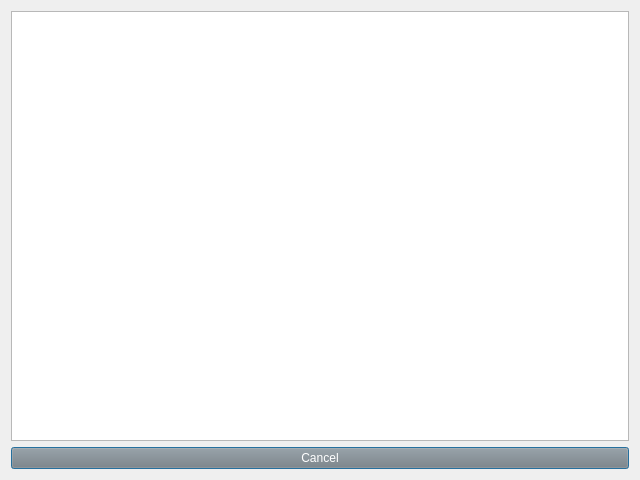
Qt form customqueryresult.ui (TiReks33/adb-explorer) before a commit.
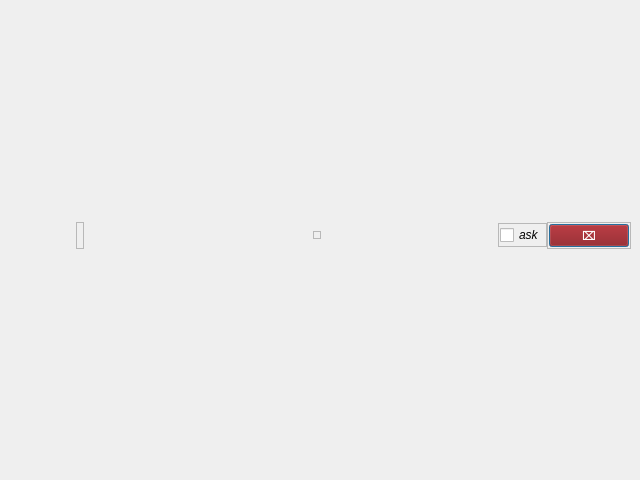
The same form after that commit.

What changed in the file:
```diff
--- a/customqueryresult.ui
+++ b/customqueryresult.ui
@@ -14,18 +14,280 @@
    <string>Query result</string>
   </property>
   <layout class="QVBoxLayout" name="verticalLayout">
+   <property name="spacing">
+    <number>3</number>
+   </property>
+   <property name="leftMargin">
+    <number>3</number>
+   </property>
+   <property name="topMargin">
+    <number>3</number>
+   </property>
+   <property name="rightMargin">
+    <number>3</number>
+   </property>
    <item>
-    <widget class="QTableView" name="tableView"/>
-   </item>
-   <item>
-    <widget class="QPushButton" name="Cancel_button">
-     <property name="styleSheet">
-      <string notr="true">background: gray; color: white;</string>
-     </property>
-     <property name="text">
-      <string>Cancel</string>
-     </property>
-    </widget>
+    <layout class="QGridLayout" name="gridLayout">
+     <item row="0" column="8">
+      <layout class="QHBoxLayout" name="horizontalLayout">
+       <property name="spacing">
+        <number>0</number>
+       </property>
+       <property name="leftMargin">
+        <number>0</number>
+       </property>
+       <property name="topMargin">
+        <number>0</number>
+       </property>
+       <property name="rightMargin">
+        <number>0</number>
+       </property>
+       <property name="bottomMargin">
+        <number>0</number>
+       </property>
+       <item>
+        <spacer name="horizontalSpacer_4">
+         <property name="orientation">
+          <enum>Qt::Horizontal</enum>
+         </property>
+         <property name="sizeHint" stdset="0">
+          <size>
+           <width>20</width>
+           <height>20</height>
+          </size>
+         </property>
+        </spacer>
+       </item>
+       <item>
+        <widget class="QFrame" name="closeMsgFrame">
+         <property name="sizePolicy">
+          <sizepolicy hsizetype="Fixed" vsizetype="Fixed">
+           <horstretch>0</horstretch>
+           <verstretch>0</verstretch>
+          </sizepolicy>
+         </property>
+         <property name="frameShape">
+          <enum>QFrame::StyledPanel</enum>
+         </property>
+         <property name="frameShadow">
+          <enum>QFrame::Sunken</enum>
+         </property>
+         <layout class="QVBoxLayout" name="closeMsgLayout">
+          <property name="spacing">
+           <number>0</number>
+          </property>
+          <property name="leftMargin">
+           <number>1</number>
+          </property>
+          <property name="topMargin">
+           <number>1</number>
+          </property>
+          <property name="rightMargin">
+           <number>1</number>
+          </property>
+          <property name="bottomMargin">
+           <number>1</number>
+          </property>
+          <item>
+           <widget class="QCheckBox" name="closeMessageCheckBox">
+            <property name="font">
+             <font>
+              <italic>true</italic>
+              <underline>false</underline>
+             </font>
+            </property>
+            <property name="text">
+             <string>ask</string>
+            </property>
+           </widget>
+          </item>
+         </layout>
+        </widget>
+       </item>
+       <item>
+        <layout class="QHBoxLayout" name="closeLay">
+         <property name="spacing">
+          <number>0</number>
+         </property>
+         <property name="rightMargin">
+          <number>6</number>
+         </property>
+         <item>
+          <widget class="QFrame" name="cancelVerticalSubFrame">
+           <property name="frameShape">
+            <enum>QFrame::StyledPanel</enum>
+           </property>
+           <property name="frameShadow">
+            <enum>QFrame::Raised</enum>
+           </property>
+           <layout class="QVBoxLayout" name="cancelVerticalSubLayout">
+            <property name="spacing">
+             <number>0</number>
+            </property>
+            <property name="leftMargin">
+             <number>1</number>
+            </property>
+            <property name="topMargin">
+             <number>1</number>
+            </property>
+            <property name="rightMargin">
+             <number>1</number>
+            </property>
+            <property name="bottomMargin">
+             <number>1</number>
+            </property>
+            <item>
+             <widget class="QPushButton" name="Cancel_button">
+              <property name="sizePolicy">
+               <sizepolicy hsizetype="Preferred" vsizetype="Fixed">
+                <horstretch>0</horstretch>
+                <verstretch>0</verstretch>
+               </sizepolicy>
+              </property>
+              <property name="font">
+               <font>
+                <weight>75</weight>
+                <bold>true</bold>
+               </font>
+              </property>
+              <property name="styleSheet">
+               <string notr="true">background: darkred; color: white;</string>
+              </property>
+              <property name="text">
+               <string>⌧</string>
+              </property>
+             </widget>
+            </item>
+           </layout>
+          </widget>
+         </item>
+        </layout>
+       </item>
+      </layout>
+     </item>
+     <item row="0" column="7">
+      <spacer name="horizontalSpacer">
+       <property name="orientation">
+        <enum>Qt::Horizontal</enum>
+       </property>
+       <property name="sizeType">
+        <enum>QSizePolicy::Expanding</enum>
+       </property>
+       <property name="sizeHint" stdset="0">
+        <size>
+         <width>20</width>
+         <height>20</height>
+        </size>
+       </property>
+      </spacer>
+     </item>
+     <item row="0" column="5">
+      <spacer name="horizontalSpacer_2">
+       <property name="orientation">
+        <enum>Qt::Horizontal</enum>
+       </property>
+       <property name="sizeHint" stdset="0">
+        <size>
+         <width>60</width>
+         <height>20</height>
+        </size>
+       </property>
+      </spacer>
+     </item>
+     <item row="0" column="6">
+      <widget class="QFrame" name="frame">
+       <property name="sizePolicy">
+        <sizepolicy hsizetype="Preferred" vsizetype="Fixed">
+         <horstretch>0</horstretch>
+         <verstretch>0</verstretch>
+        </sizepolicy>
+       </property>
+       <property name="frameShape">
+        <enum>QFrame::StyledPanel</enum>
+       </property>
+       <property name="frameShadow">
+        <enum>QFrame::Raised</enum>
+       </property>
+       <layout class="QHBoxLayout" name="rescaleLayout">
+        <property name="spacing">
+         <number>6</number>
+        </property>
+        <property name="leftMargin">
+         <number>3</number>
+        </property>
+        <property name="topMargin">
+         <number>3</number>
+        </property>
+        <property name="rightMargin">
+         <number>3</number>
+        </property>
+        <property name="bottomMargin">
+         <number>3</number>
+        </property>
+       </layout>
+      </widget>
+     </item>
+     <item row="0" column="2">
+      <widget class="QFrame" name="fontHorizontalFrame">
+       <property name="sizePolicy">
+        <sizepolicy hsizetype="Expanding" vsizetype="Preferred">
+         <horstretch>0</horstretch>
+         <verstretch>0</verstretch>
+        </sizepolicy>
+       </property>
+       <layout class="QHBoxLayout" name="fontHorizontalLayout">
+        <property name="spacing">
+         <number>0</number>
+        </property>
+        <property name="leftMargin">
+         <number>0</number>
+        </property>
+        <property name="topMargin">
+         <number>0</number>
+        </property>
+        <property name="rightMargin">
+         <number>0</number>
+        </property>
+        <property name="bottomMargin">
+         <number>0</number>
+        </property>
+        <item>
+         <widget class="QFrame" name="fontFrame">
+          <property name="sizePolicy">
+           <sizepolicy hsizetype="Fixed" vsizetype="Preferred">
+            <horstretch>0</horstretch>
+            <verstretch>0</verstretch>
+           </sizepolicy>
+          </property>
+          <property name="frameShape">
+           <enum>QFrame::StyledPanel</enum>
+          </property>
+          <property name="frameShadow">
+           <enum>QFrame::Raised</enum>
+          </property>
+          <layout class="QHBoxLayout" name="fontSubLay">
+           <property name="spacing">
+            <number>3</number>
+           </property>
+           <property name="leftMargin">
+            <number>3</number>
+           </property>
+           <property name="topMargin">
+            <number>3</number>
+           </property>
+           <property name="rightMargin">
+            <number>3</number>
+           </property>
+           <property name="bottomMargin">
+            <number>3</number>
+           </property>
+          </layout>
+         </widget>
+        </item>
+       </layout>
+      </widget>
+     </item>
+    </layout>
    </item>
   </layout>
  </widget>
```
